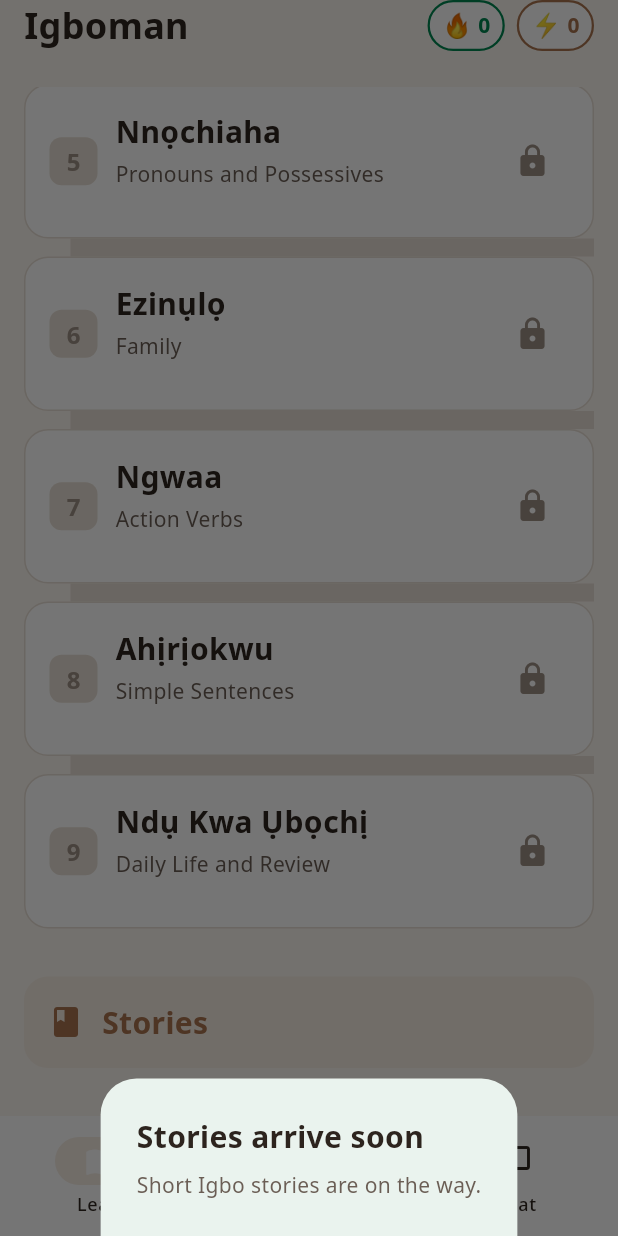
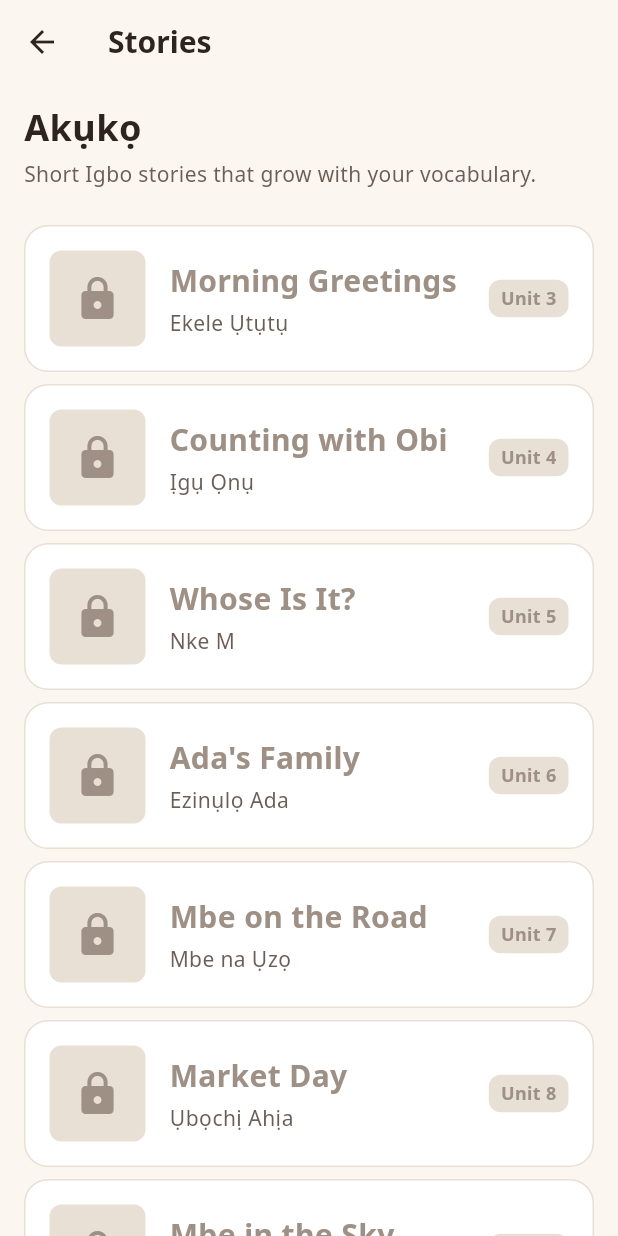
Before and after one commit to Samthesurf/igboman, a Flutter app: the screen it shows after launch, scrolled down 489 dp, after a tap on "Stories", on a phone screen of 412 x 824 dp. Run offline on Flutter 3.47's test engine with Material 3 defaults, Android fonts, the phone set to English and light mode, and no system bars; our stand-ins replace shared_preferences; missing offline and left inert: googleai_dart.

Commit message:
feat: wire stories and chat into the UI

```diff
--- a/lib/screens/home_screen.dart
+++ b/lib/screens/home_screen.dart
@@ -3,14 +3,18 @@ import 'package:provider/provider.dart';
 
 import '../data/curriculum.dart';
 import '../models/unit.dart';
+import '../services/gemini_tutor_service.dart';
 import '../state/app_state.dart';
 import '../theme/app_theme.dart';
 import '../theme/dimens.dart';
 import '../widgets/avatar_view.dart';
 import '../widgets/content_box.dart';
+import '../widgets/flat_button.dart';
 import '../widgets/streak_chip.dart';
 import '../widgets/xp_chip.dart';
+import 'chat_screen.dart';
 import 'lesson_screen.dart';
+import 'stories_screen.dart';
 
 const double _desktopBreakpoint = 800;
 const double _sideRailWidth = 176;
@@ -39,9 +43,7 @@ class _HomeScreenState extends State<HomeScreen> {
       orElse: () => unit.lessons.first,
     );
     Navigator.of(context).push(
-      MaterialPageRoute<void>(
-        builder: (_) => LessonScreen(lesson: nextLesson),
-      ),
+      MaterialPageRoute<void>(builder: (_) => LessonScreen(lesson: nextLesson)),
     );
   }
 
@@ -112,14 +114,16 @@ class _HomeScreenState extends State<HomeScreen> {
         pathItems.add(const _UnitConnector());
       }
       final unit = units[i];
-      pathItems.add(_UnitCard(
+      pathItems.add(
+        _UnitCard(
           unit: unit,
           isCurrent: unit.id == currentUnitId,
           locked: !appState.unitIsUnlocked(unit.id),
           completed: appState.unitFullyCompleted(unit.id),
           progressFraction: _progressFraction(appState, unit),
           onTap: () => _onUnitTap(unit, appState),
-      ));
+        ),
+      );
     }
 
     return ContentBox(
@@ -144,11 +148,7 @@ class _HomeScreenState extends State<HomeScreen> {
   }
 
   Widget _buildStoriesTab() {
-    return ContentBox(
-      child: Center(
-        child: _StoriesCard(),
-      ),
-    );
+    return const StoriesList();
   }
 
   Widget _buildChatTab() {
@@ -156,14 +156,14 @@ class _HomeScreenState extends State<HomeScreen> {
       child: Center(
         child: Column(
           mainAxisSize: MainAxisSize.min,
-          children: const [
-            AvatarView(
+          children: [
+            const AvatarView(
               assetPath: 'assets/images/ada.png',
               size: AvatarSizes.hero,
             ),
-            SizedBox(height: Spacing.md),
-            Text(
-              'Chat arrives soon',
+            const SizedBox(height: Spacing.md),
+            const Text(
+              'Talk with Ada',
               style: TextStyle(
                 fontSize: TypeScale.title,
                 fontWeight: FontWeight.bold,
@@ -171,7 +171,62 @@ class _HomeScreenState extends State<HomeScreen> {
                 fontFamily: 'NotoSans',
               ),
             ),
+            const SizedBox(height: Spacing.xs),
+            const Text(
+              'Practise with the Igbo tutor, one chat at a time.',
+              textAlign: TextAlign.center,
+              style: TextStyle(
+                fontSize: TypeScale.bodySmall,
+                color: AppColors.textSecondary,
+                fontFamily: 'NotoSans',
+              ),
+            ),
+            const SizedBox(height: Spacing.lg),
+            FlatButton(
+              key: const Key('chatStartButton'),
+              label: 'Start chatting',
+              enabled: true,
+              color: AppColors.secondary,
+              onTap: () => _openChat(context),
+            ),
           ],
+        ),
+      ),
+    );
+  }
+
+  /// Opens the avatar chat, resolving the API key lazily. Without a key the
+  /// tutor cannot start, so a snackbar explains how to configure one.
+  void _openChat(BuildContext context) {
+    final GeminiTutorService tutor;
+    try {
+      tutor = GeminiTutorService();
+    } catch (_) {
+      _showKeyMissingMessage(context);
+      return;
+    }
+    Navigator.of(
+      context,
+    ).push(MaterialPageRoute<void>(builder: (_) => ChatScreen(tutor: tutor)));
+  }
+
+  void _showKeyMissingMessage(BuildContext context) {
+    final messenger = ScaffoldMessenger.of(context);
+    messenger.hideCurrentSnackBar();
+    messenger.showSnackBar(
+      SnackBar(
+        elevation: 0,
+        backgroundColor: AppColors.successBg,
+        behavior: SnackBarBehavior.floating,
+        shape: RoundedRectangleBorder(
+          borderRadius: BorderRadius.circular(Radii.button),
+        ),
+        content: const Text(
+          'Add a Gemini API key (GEMINI_API_KEY) to chat with Ada',
+          style: TextStyle(
+            color: AppColors.textPrimary,
+            fontFamily: 'NotoSans',
+          ),
         ),
       ),
     );
@@ -526,7 +581,11 @@ class _UnitBadge extends StatelessWidget {
       ),
       alignment: Alignment.center,
       child: completed
-          ? const Icon(Icons.check, size: IconSizes.m, color: AppColors.onSecondary)
+          ? const Icon(
+              Icons.check,
+              size: IconSizes.m,
+              color: AppColors.onSecondary,
+            )
           : Text(
               '$number',
               style: TextStyle(
@@ -574,7 +633,8 @@ class _StoriesCard extends StatelessWidget {
   Widget build(BuildContext context) {
     return GestureDetector(
       key: const Key('storiesCard'),
-      onTap: () => _showStoriesSheet(context),
+      onTap: () => Navigator.of(context)
+          .push(MaterialPageRoute<void>(builder: (_) => const StoriesScreen())),
       behavior: HitTestBehavior.opaque,
       child: Container(
         width: double.infinity,
@@ -602,40 +662,3 @@ class _StoriesCard extends StatelessWidget {
     );
   }
 }
-
-void _showStoriesSheet(BuildContext context) {
-  showModalBottomSheet<void>(
-    context: context,
-    backgroundColor: AppColors.successBg,
-    shape: const RoundedRectangleBorder(
-      borderRadius: BorderRadius.vertical(top: Radius.circular(Radii.hero)),
-    ),
-    builder: (context) => const Padding(
-      padding: EdgeInsets.all(Spacing.lg),
-      child: Column(
-        mainAxisSize: MainAxisSize.min,
-        crossAxisAlignment: CrossAxisAlignment.start,
-        children: [
-          Text(
-            'Stories arrive soon',
-            style: TextStyle(
-              fontSize: TypeScale.title,
-              fontWeight: FontWeight.bold,
-              color: AppColors.textPrimary,
-              fontFamily: 'NotoSans',
-            ),
-          ),
-          SizedBox(height: Spacing.s),
-          Text(
-            'Short Igbo stories are on the way.',
-            style: TextStyle(
-              fontSize: TypeScale.bodySmall,
-              color: AppColors.textSecondary,
-              fontFamily: 'NotoSans',
-            ),
-          ),
-        ],
-      ),
-    ),
-  );
-}
--- /dev/null
+++ b/lib/screens/stories_screen.dart
@@ -0,0 +1,107 @@
+import 'package:flutter/material.dart';
+import 'package:provider/provider.dart';
+
+import '../data/stories.dart';
+import '../models/story.dart';
+import '../state/app_state.dart';
+import '../theme/app_theme.dart';
+import '../theme/dimens.dart';
+import '../widgets/content_box.dart';
+import '../widgets/story_card.dart';
+import 'story_screen.dart';
+
+/// Full-screen list of all graded stories, one per unit from unit 3 to 9.
+///
+/// Stories stay locked until their unit is unlocked. Tapping an unlocked
+/// story opens the [StoryScreen] reader; locked cards are inert.
+class StoriesScreen extends StatelessWidget {
+  const StoriesScreen({super.key});
+
+  @override
+  Widget build(BuildContext context) {
+    return Scaffold(
+      backgroundColor: AppColors.background,
+      appBar: AppBar(
+        backgroundColor: AppColors.background,
+        foregroundColor: AppColors.textPrimary,
+        elevation: 0,
+        scrolledUnderElevation: 0,
+        title: const Text(
+          'Stories',
+          style: TextStyle(
+            fontSize: TypeScale.title,
+            fontWeight: FontWeight.bold,
+            color: AppColors.textPrimary,
+            fontFamily: 'NotoSans',
+          ),
+        ),
+      ),
+      body: const StoriesList(),
+    );
+  }
+}
+
+/// The story list body, shared by the Stories tab on the home screen and the
+/// full-screen [StoriesScreen].
+class StoriesList extends StatelessWidget {
+  const StoriesList({super.key});
+
+  void _openStory(BuildContext context, Story story) {
+    Navigator.of(
+      context,
+    ).push(MaterialPageRoute<void>(builder: (_) => StoryScreen(story: story)));
+  }
+
+  @override
+  Widget build(BuildContext context) {
+    final appState = context.watch<AppState>();
+
+    return ContentBox(
+      child: Column(
+        crossAxisAlignment: CrossAxisAlignment.start,
+        children: [
+          const SizedBox(height: Spacing.m),
+          const Text(
+            'Akụkọ',
+            style: TextStyle(
+              fontSize: TypeScale.headline,
+              fontWeight: FontWeight.bold,
+              color: AppColors.textPrimary,
+              fontFamily: 'NotoSans',
+            ),
+          ),
+          const SizedBox(height: Spacing.xs),
+          const Text(
+            'Short Igbo stories that grow with your vocabulary.',
+            style: TextStyle(
+              fontSize: TypeScale.bodySmall,
+              color: AppColors.textSecondary,
+              fontFamily: 'NotoSans',
+            ),
+          ),
+          const SizedBox(height: Spacing.lg),
+          Expanded(
+            child: ListView(
+              padding: const EdgeInsets.only(bottom: Spacing.xl),
+              children: [
+                for (final story in stories)
+                  Padding(
+                    padding: const EdgeInsets.only(bottom: Spacing.s),
+                    child: StoryCard(
+                      story: story,
+                      unlocked: appState.unitIsUnlocked(story.unitId),
+                      onTap: () {
+                        if (appState.unitIsUnlocked(story.unitId)) {
+                          _openStory(context, story);
+                        }
+                      },
+                    ),
+                  ),
+              ],
+            ),
+          ),
+        ],
+      ),
+    );
+  }
+}
```
Also changed, not shown: lib/screens/story_screen.dart (+28 -33 lines), 4 other files. Lines whose indentation alone changed are shown as unchanged.
